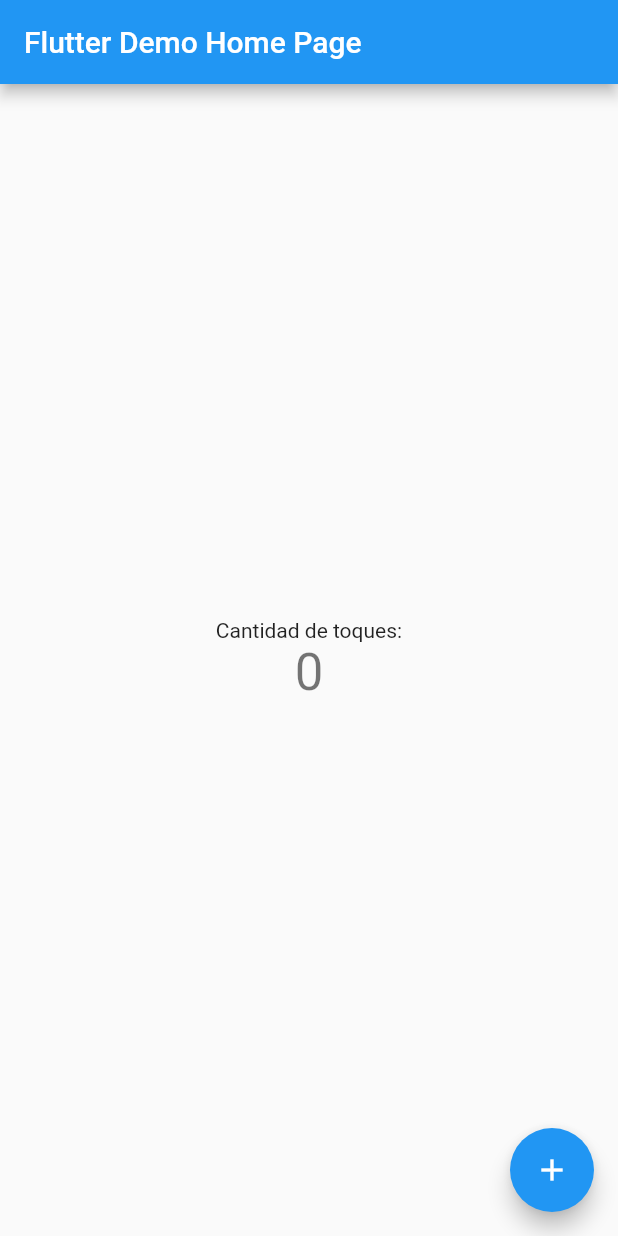
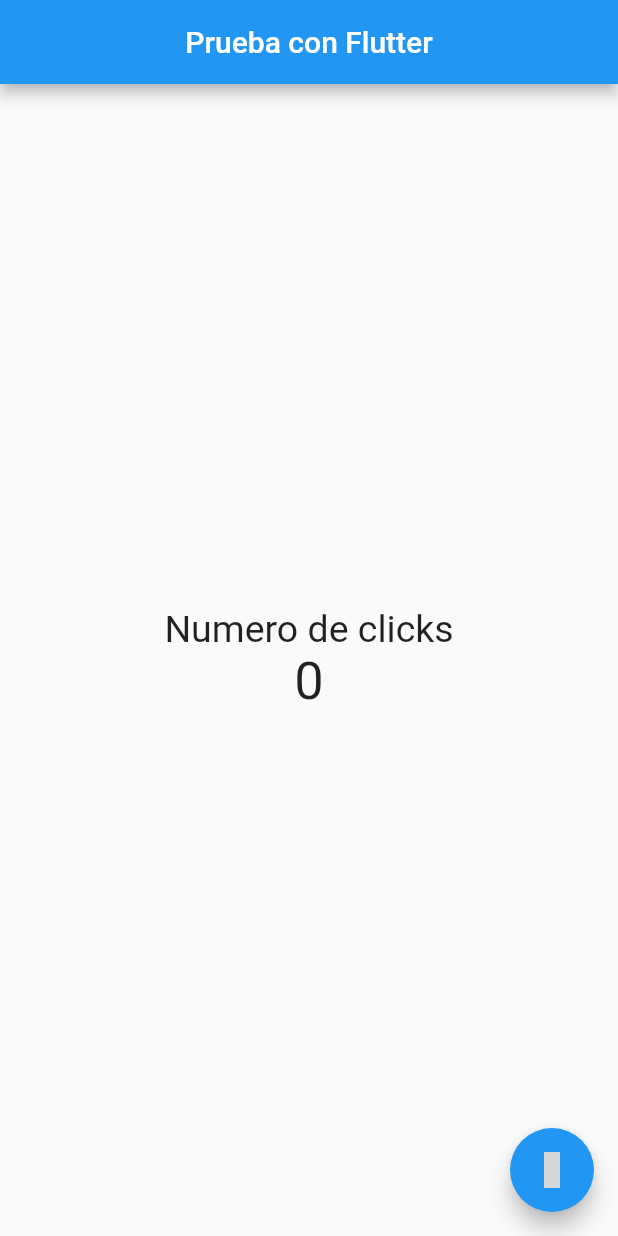
Before and after one commit to jhonattanrgc21/flutter_app, a Flutter app: the screen it shows after launch, on a phone screen of 412 x 824 dp. Run offline on Flutter 3.47's test engine with Material 2 defaults, Android fonts, the phone set to English and light mode, and no system bars; statements that could not run were skipped; grey boxes are pictures that could not be loaded.

```diff
--- a/lib/main.dart
+++ b/lib/main.dart
@@ -1,115 +1,7 @@
 import 'package:flutter/material.dart';
 
-void main() {
-  runApp(const MyApp());
+import 'src/app.dart';
+
+void main(List<String> args) {
+  runApp(MyApp());
 }
-
-class MyApp extends StatelessWidget {
-  const MyApp({Key? key}) : super(key: key);
-
-  // This widget is the root of your application.
-  @override
-  Widget build(BuildContext context) {
-    return MaterialApp(
-      title: 'Flutter Demo',
-      theme: ThemeData(
-        // This is the theme of your application.
-        //
-        // Try running your application with "flutter run". You'll see the
-        // application has a blue toolbar. Then, without quitting the app, try
-        // changing the primarySwatch below to Colors.green and then invoke
-        // "hot reload" (press "r" in the console where you ran "flutter run",
-        // or simply save your changes to "hot reload" in a Flutter IDE).
-        // Notice that the counter didn't reset back to zero; the application
-        // is not restarted.
-        primarySwatch: Colors.blue,
-      ),
-      home: const MyHomePage(title: 'Flutter Demo Home Page'),
-    );
-  }
-}
-
-class MyHomePage extends StatefulWidget {
-  const MyHomePage({Key? key, required this.title}) : super(key: key);
-
-  // This widget is the home page of your application. It is stateful, meaning
-  // that it has a State object (defined below) that contains fields that affect
-  // how it looks.
-
-  // This class is the configuration for the state. It holds the values (in this
-  // case the title) provided by the parent (in this case the App widget) and
-  // used by the build method of the State. Fields in a Widget subclass are
-  // always marked "final".
-
-  final String title;
-
-  @override
-  State<MyHomePage> createState() => _MyHomePageState();
-}
-
-class _MyHomePageState extends State<MyHomePage> {
-  int _counter = 0;
-
-  void _incrementCounter() {
-    setState(() {
-      // This call to setState tells the Flutter framework that something has
-      // changed in this State, which causes it to rerun the build method below
-      // so that the display can reflect the updated values. If we changed
-      // _counter without calling setState(), then the build method would not be
-      // called again, and so nothing would appear to happen.
-      _counter++;
-    });
-  }
-
-  @override
-  Widget build(BuildContext context) {
-    // This method is rerun every time setState is called, for instance as done
-    // by the _incrementCounter method above.
-    //
-    // The Flutter framework has been optimized to make rerunning build methods
-    // fast, so that you can just rebuild anything that needs updating rather
-    // than having to individually change instances of widgets.
-    return Scaffold(
-      appBar: AppBar(
-        // Here we take the value from the MyHomePage object that was created by
-        // the App.build method, and use it to set our appbar title.
-        title: Text(widget.title),
-      ),
-      body: Center(
-        // Center is a layout widget. It takes a single child and positions it
-        // in the middle of the parent.
-        child: Column(
-          // Column is also a layout widget. It takes a list of children and
-          // arranges them vertically. By default, it sizes itself to fit its
-          // children horizontally, and tries to be as tall as its parent.
-          //
-          // Invoke "debug painting" (press "p" in the console, choose the
-          // "Toggle Debug Paint" action from the Flutter Inspector in Android
-          // Studio, or the "Toggle Debug Paint" command in Visual Studio Code)
-          // to see the wireframe for each widget.
-          //
-          // Column has various properties to control how it sizes itself and
-          // how it positions its children. Here we use mainAxisAlignment to
-          // center the children vertically; the main axis here is the vertical
-          // axis because Columns are vertical (the cross axis would be
-          // horizontal).
-          mainAxisAlignment: MainAxisAlignment.center,
-          children: <Widget>[
-            const Text(
-              'Cantidad de toques:',
-            ),
-            Text(
-              '$_counter',
-              style: Theme.of(context).textTheme.headline4,
-            ),
-          ],
-        ),
-      ),
-      floatingActionButton: FloatingActionButton(
-        onPressed: _incrementCounter,
-        tooltip: 'Increment',
-        child: const Icon(Icons.add),
-      ), // This trailing comma makes auto-formatting nicer for build methods.
-    );
-  }
-}
--- /dev/null
+++ b/lib/src/app.dart
@@ -0,0 +1,9 @@
+import 'package:flutter/material.dart';
+import 'package:flutter_app/src/pages/home.dart';
+
+class MyApp extends StatelessWidget {
+  @override
+  Widget build(BuildContext context) {
+    return MaterialApp(home: Center(child: HomePage()));
+  }
+}
--- /dev/null
+++ b/lib/src/pages/home.dart
@@ -0,0 +1,31 @@
+import 'package:flutter/material.dart';
+
+class HomePage extends StatelessWidget {
+  final titileStyle = TextStyle(fontSize: 25);
+  final textStyle = TextStyle(fontSize: 35);
+
+  @override
+  Widget build(BuildContext context) {
+    return Scaffold(
+      appBar: AppBar(
+        title: Text('Prueba con Flutter'),
+        centerTitle: true,
+      ),
+      body: Center(
+          child: Column(
+        mainAxisAlignment: MainAxisAlignment.center,
+        children: <Widget>[
+          Text(
+            'Numero de clicks',
+            style: titileStyle,
+          ),
+          Text('0', style: textStyle)
+        ],
+      )),
+      floatingActionButton: FloatingActionButton(
+        child: Icon(Icon.ace ),
+        onPressed: () => {},
+      ),
+    );
+  }
+}
```
Also changed, not shown: 1 other file.
